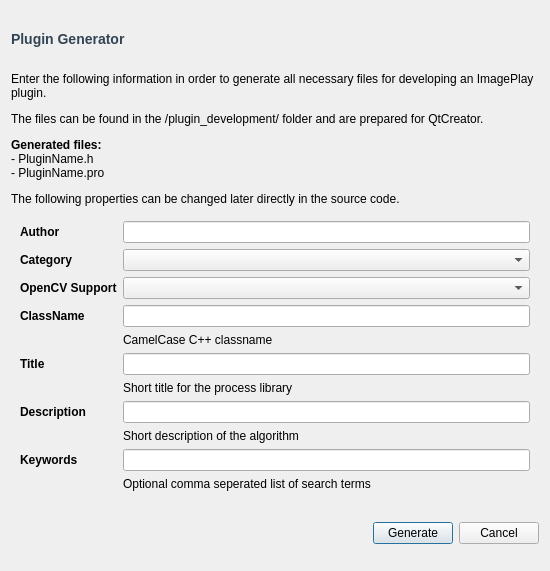
First picture: the form in ImagePlay/ui/PluginGenerator.ui, repository cpvrlab/ImagePlay, before the edit.
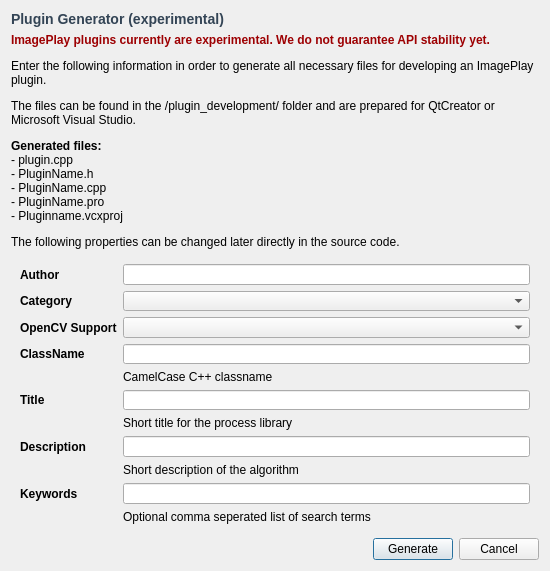
Second picture: the form after the edit.

Commit message: finished PluginManager, fixed a crash on exit (check it on mac, now shouldn't report a crash anymore)

```diff
--- a/ImagePlay/ui/PluginGenerator.ui
+++ b/ImagePlay/ui/PluginGenerator.ui
@@ -20,14 +20,14 @@
       <string notr="true">font-size:14px;font-weight:bold;color:#345</string>
      </property>
      <property name="text">
-      <string>Plugin Generator</string>
+      <string>Plugin Generator (experimental)</string>
      </property>
     </widget>
    </item>
    <item>
     <widget class="QLabel" name="label_2">
      <property name="text">
-      <string>&lt;html&gt;&lt;head/&gt;&lt;body&gt;&lt;p&gt;Enter the following information in order to generate all necessary files for developing an ImagePlay plugin.&lt;/p&gt;&lt;p&gt;The files can be found in the /plugin_development/ folder and are prepared for QtCreator.&lt;/p&gt;&lt;p&gt;&lt;span style=&quot; font-weight:600;&quot;&gt;Generated files:&lt;/span&gt;&lt;br/&gt;- PluginName.h&lt;br/&gt;- PluginName.pro&lt;/p&gt;&lt;p&gt;The following properties can be changed later directly in the source code.&lt;/p&gt;&lt;/body&gt;&lt;/html&gt;</string>
+      <string>&lt;html&gt;&lt;head/&gt;&lt;body&gt;&lt;p&gt;&lt;span style=&quot; font-weight:600; color:#9d0002;&quot;&gt;ImagePlay plugins currently are experimental. We do not guarantee API stability yet.&lt;/span&gt;&lt;/p&gt;&lt;p&gt;Enter the following information in order to generate all necessary files for developing an ImagePlay plugin.&lt;/p&gt;&lt;p&gt;The files can be found in the /plugin_development/ folder and are prepared for QtCreator or Microsoft Visual Studio.&lt;/p&gt;&lt;p&gt;&lt;span style=&quot; font-weight:600;&quot;&gt;Generated files:&lt;/span&gt;&lt;br/&gt;- plugin.cpp&lt;br/&gt;- PluginName.h&lt;br/&gt;- PluginName.cpp&lt;br/&gt;- PluginName.pro&lt;br/&gt;- Pluginname.vcxproj&lt;/p&gt;&lt;p&gt;The following properties can be changed later directly in the source code.&lt;/p&gt;&lt;/body&gt;&lt;/html&gt;</string>
      </property>
      <property name="wordWrap">
       <bool>true</bool>
```
The commit also changes 9 other files.
